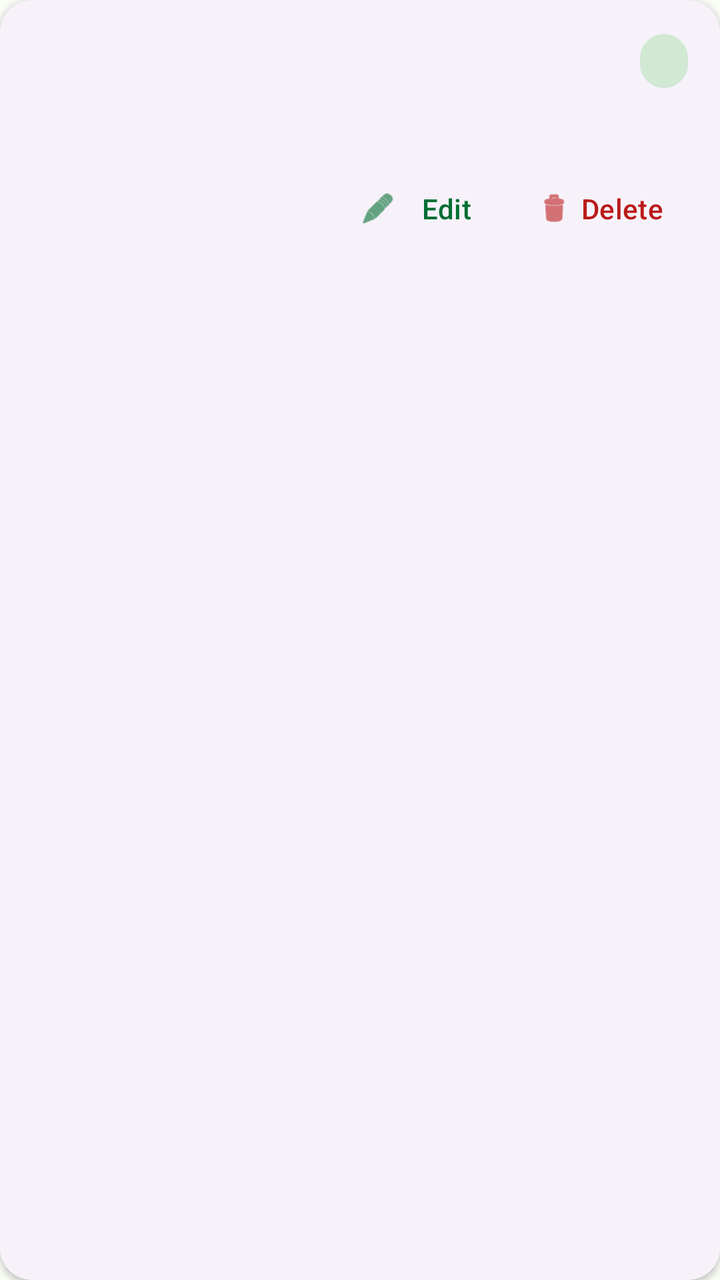
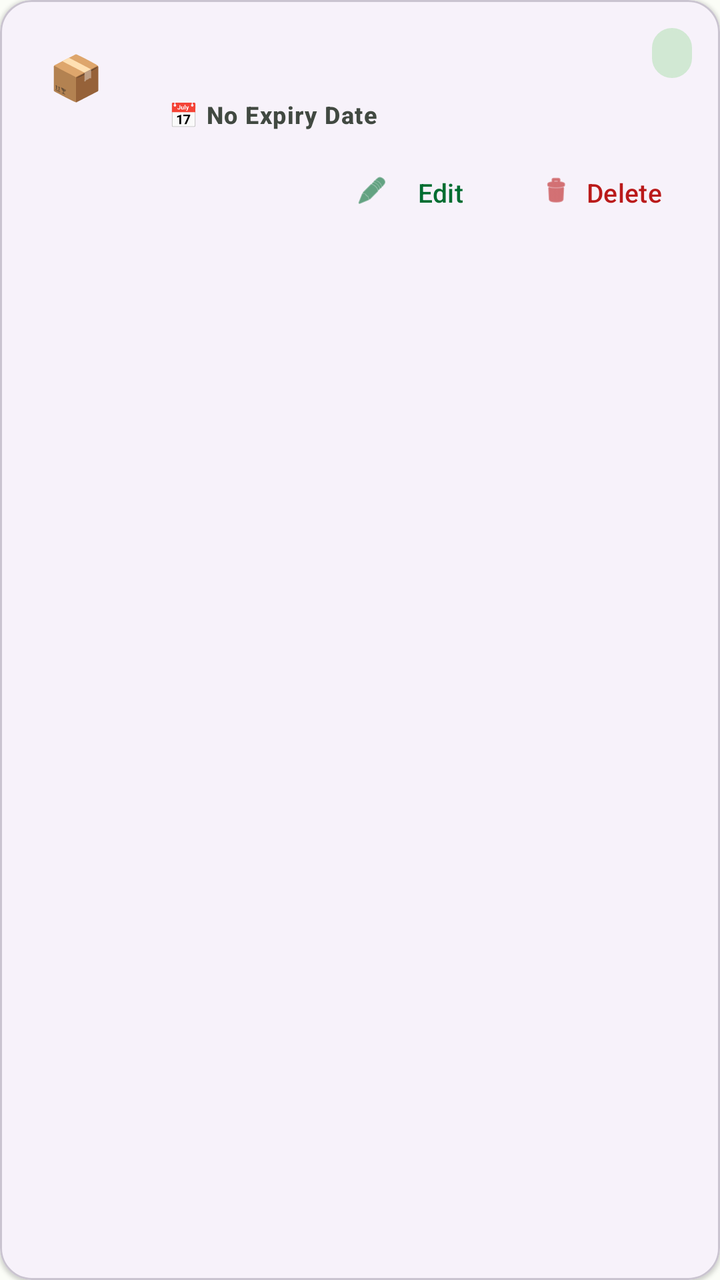

Two renders of the same Android screen: before a commit and after it. Below are the layout's source before the change and the commit's diff.
<!-- AndroidManifest.xml: application theme Theme.SmartPantry -->
<!-- res/layout/row_pantry_item.xml -->
<?xml version="1.0" encoding="utf-8"?>
<com.google.android.material.card.MaterialCardView xmlns:android="http://schemas.android.com/apk/res/android"
    xmlns:app="http://schemas.android.com/apk/res-auto"
    android:layout_width="match_parent"
    android:layout_height="wrap_content"
    android:layout_marginStart="16dp"
    android:layout_marginTop="8dp"
    android:layout_marginEnd="16dp"
    android:layout_marginBottom="8dp"
    app:cardCornerRadius="16dp"
    app:cardElevation="2dp"
    app:strokeWidth="0dp">

    <LinearLayout
        android:layout_width="match_parent"
        android:layout_height="wrap_content"
        android:orientation="vertical"
        android:padding="16dp">

        <LinearLayout
            android:layout_width="match_parent"
            android:layout_height="wrap_content"
            android:gravity="center_vertical"
            android:orientation="horizontal">

            <TextView
                android:id="@+id/itemName"
                android:layout_width="0dp"
                android:layout_height="wrap_content"
                android:layout_weight="1"
                android:textAppearance="?attr/textAppearanceTitleLarge"
                android:textColor="?attr/colorPrimary"
                android:textStyle="bold" />

            <TextView
                android:id="@+id/itemBadge"
                android:layout_width="wrap_content"
                android:layout_height="wrap_content"
                android:background="@drawable/bg_badge"
                android:backgroundTint="?attr/colorSecondaryContainer"
                android:paddingStart="12dp"
                android:paddingTop="4dp"
                android:paddingEnd="12dp"
                android:paddingBottom="4dp"
                android:textColor="?attr/colorOnSecondaryContainer"
                android:textAppearance="?attr/textAppearanceLabelLarge"
                android:textStyle="bold" />
        </LinearLayout>

        <TextView
            android:id="@+id/itemDetails"
            android:layout_width="match_parent"
            android:layout_height="wrap_content"
            android:layout_marginTop="4dp"
            android:textAppearance="?attr/textAppearanceBodyMedium"
            android:textColor="?attr/colorOnSurfaceVariant" />

        <LinearLayout
            android:layout_width="match_parent"
            android:layout_height="wrap_content"
            android:layout_marginTop="12dp"
            android:gravity="end"
            android:orientation="horizontal">

            <com.google.android.material.button.MaterialButton
                android:id="@+id/editButton"
                style="@style/Widget.Material3.Button.TextButton"
                android:layout_width="wrap_content"
                android:layout_height="wrap_content"
                android:text="Edit"
                app:icon="@android:drawable/ic_menu_edit" />

            <com.google.android.material.button.MaterialButton
                android:id="@+id/deleteButton"
                style="@style/Widget.Material3.Button.TextButton"
                android:layout_width="wrap_content"
                android:layout_height="wrap_content"
                android:text="Delete"
                android:textColor="?attr/colorError"
                app:icon="@android:drawable/ic_menu_delete"
                app:iconTint="?attr/colorError" />
        </LinearLayout>
    </LinearLayout>
</com.google.android.material.card.MaterialCardView>
<!-- resources referenced by this layout -->
<resources>
  <!-- drawable bg_badge (drawable) -->
  <?xml version="1.0" encoding="utf-8"?>
  <shape xmlns:android="http://schemas.android.com/apk/res/android"
      android:shape="rectangle">
      <solid android:color="@color/green_light" />
      <corners android:radius="16dp" />
      <stroke android:width="1dp" android:color="@color/green_primary" />
  </shape>
  <style name="Theme.SmartPantry" parent="Theme.Material3.DayNight.NoActionBar">
          <item name="colorPrimary">@color/primary</item>
          <item name="colorOnPrimary">@color/onPrimary</item>
          <item name="colorPrimaryContainer">@color/primaryContainer</item>
          <item name="colorOnPrimaryContainer">@color/onPrimaryContainer</item>
  
          <item name="colorSecondary">@color/secondary</item>
          <item name="colorOnSecondary">@color/onSecondary</item>
          <item name="colorSecondaryContainer">@color/secondaryContainer</item>
          <item name="colorOnSecondaryContainer">@color/onSecondaryContainer</item>
  
          <item name="colorSurface">@color/surface</item>
          <item name="colorOnSurface">@color/onSurface</item>
          <item name="colorSurfaceVariant">@color/surfaceVariant</item>
          <item name="colorOnSurfaceVariant">@color/onSurfaceVariant</item>
          <item name="colorOutline">@color/outline</item>
          <item name="colorError">@color/error</item>
          <item name="colorOnError">@color/onError</item>
  
          <item name="android:windowBackground">@color/surface</item>
          <item name="android:textColorPrimary">@color/onSurface</item>
  
          <item name="toolbarStyle">@style/Widget.Material3.Toolbar</item>
          <item name="materialCardViewStyle">@style/Widget.Material3.CardView.Elevated</item>
  
          
          <item name="android:textColorSecondary">@color/onSurfaceVariant</item>
          <item name="editTextColor">@color/onSurface</item>
          <item name="android:editTextColor">@color/onSurface</item>
      </style>
  <color name="green_light">#97F7AA</color>
  <color name="green_primary">#006D31</color>
  <color name="primary">#006D31</color>
  <color name="onPrimary">#FFFFFF</color>
  <color name="primaryContainer">#97F7AA</color>
  <color name="onPrimaryContainer">#00210A</color>
  <color name="secondary">#4F6352</color>
  <color name="onSecondary">#FFFFFF</color>
  <color name="secondaryContainer">#D1E8D3</color>
  <color name="onSecondaryContainer">#0C1F12</color>
  <color name="surface">#FBFDF7</color>
  <color name="onSurface">#191C1A</color>
  <color name="surfaceVariant">#DDE5DB</color>
  <color name="onSurfaceVariant">#414941</color>
  <color name="outline">#717971</color>
  <color name="error">#BA1A1A</color>
  <color name="onError">#FFFFFF</color>
</resources>

<!-- the commit's change to res/layout/row_pantry_item.xml (unified diff, before → after) -->
@@ -4,81 +4,142 @@
     android:layout_width="match_parent"
     android:layout_height="wrap_content"
     android:layout_marginStart="16dp"
-    android:layout_marginTop="8dp"
+    android:layout_marginTop="6dp"
     android:layout_marginEnd="16dp"
-    android:layout_marginBottom="8dp"
+    android:layout_marginBottom="6dp"
     app:cardCornerRadius="16dp"
-    app:cardElevation="2dp"
-    app:strokeWidth="0dp">
+    app:cardElevation="1dp"
+    app:strokeColor="?attr/colorOutlineVariant"
+    app:strokeWidth="1dp">
 
     <LinearLayout
         android:layout_width="match_parent"
         android:layout_height="wrap_content"
-        android:orientation="vertical"
-        android:padding="16dp">
+        android:orientation="horizontal"
+        android:padding="14dp">
 
-        <LinearLayout
-            android:layout_width="match_parent"
-            android:layout_height="wrap_content"
-            android:gravity="center_vertical"
-            android:orientation="horizontal">
+        
+        <FrameLayout
+            android:id="@+id/itemAvatarContainer"
+            android:layout_width="48dp"
+            android:layout_height="48dp"
+            android:layout_gravity="top"
+            android:background="@drawable/bg_avatar_circle">
 
             <TextView
-                android:id="@+id/itemName"
-                android:layout_width="0dp"
-                android:layout_height="wrap_content"
-                android:layout_weight="1"
-                android:textAppearance="?attr/textAppearanceTitleLarge"
-                android:textColor="?attr/colorPrimary"
-                android:textStyle="bold" />
-
-            <TextView
-                android:id="@+id/itemBadge"
+                android:id="@+id/itemCategoryIcon"
                 android:layout_width="wrap_content"
                 android:layout_height="wrap_content"
-                android:background="@drawable/bg_badge"
-                android:backgroundTint="?attr/colorSecondaryContainer"
-                android:paddingStart="12dp"
-                android:paddingTop="4dp"
-                android:paddingEnd="12dp"
-                android:paddingBottom="4dp"
-                android:textColor="?attr/colorOnSecondaryContainer"
-                android:textAppearance="?attr/textAppearanceLabelLarge"
-                android:textStyle="bold" />
-        </LinearLayout>
+                android:layout_gravity="center"
+                android:text="📦"
+                android:textSize="22sp" />
+        </FrameLayout>
 
-        <TextView
-            android:id="@+id/itemDetails"
-            android:layout_width="match_parent"
+        
+        <LinearLayout
+            android:layout_width="0dp"
             android:layout_height="wrap_content"
-            android:layout_marginTop="4dp"
-            android:textAppearance="?attr/textAppearanceBodyMedium"
-            android:textColor="?attr/colorOnSurfaceVariant" />
+            android:layout_marginStart="12dp"
+            android:layout_weight="1"
+            android:orientation="vertical">
 
-        <LinearLayout
-            android:layout_width="match_parent"
-            android:layout_height="wrap_content"
-            android:layout_marginTop="12dp"
-            android:gravity="end"
-            android:orientation="horizontal">
+            
+            <LinearLayout
+                android:layout_width="match_parent"
+                android:layout_height="wrap_content"
+                android:gravity="center_vertical"
+                android:orientation="horizontal">
 
-            <com.google.android.material.button.MaterialButton
-                android:id="@+id/editButton"
-                style="@style/Widget.Material3.Button.TextButton"
-                android:layout_width="wrap_content"
+                <TextView
+                    android:id="@+id/itemName"
+                    android:layout_width="0dp"
+                    android:layout_height="wrap_content"
+                    android:layout_weight="1"
+                    android:ellipsize="end"
+                    android:maxLines="1"
+                    android:textAppearance="?attr/textAppearanceTitleMedium"
+                    android:textColor="?attr/colorOnSurface"
+                    android:textStyle="bold" />
+
+                <TextView
+                    android:id="@+id/itemBadge"
+                    android:layout_width="wrap_content"
+                    android:layout_height="wrap_content"
+                    android:layout_marginStart="8dp"
+                    android:background="@drawable/bg_badge"
+                    android:backgroundTint="?attr/colorSecondaryContainer"
+                    android:paddingStart="10dp"
+                    android:paddingTop="3dp"
+                    android:paddingEnd="10dp"
+                    android:paddingBottom="3dp"
+                    android:textAppearance="?attr/textAppearanceLabelLarge"
+                    android:textColor="?attr/colorOnSecondaryContainer"
+                    android:textStyle="bold" />
+            </LinearLayout>
+
+            
+            <LinearLayout
+                android:layout_width="match_parent"
                 android:layout_height="wrap_content"
-                android:text="Edit"
-                app:icon="@android:drawable/ic_menu_edit" />
+                android:layout_marginTop="6dp"
+                android:orientation="horizontal">
 
-            <com.google.android.material.button.MaterialButton
-                android:id="@+id/deleteButton"
-                style="@style/Widget.Material3.Button.TextButton"
-                android:layout_width="wrap_content"
+                <TextView
+                    android:id="@+id/expiryBadge"
+                    android:layout_width="wrap_content"
+                    android:layout_height="wrap_content"
+                    android:background="@drawable/bg_status_badge"
+                    android:paddingStart="10dp"
+                    android:paddingTop="4dp"
+                    android:paddingEnd="10dp"
+                    android:paddingBottom="4dp"
+                    android:text="📅 No Expiry Date"
+                    android:textAppearance="?attr/textAppearanceLabelMedium"
+                    android:textColor="?attr/colorOnSurfaceVariant"
+                    android:textStyle="bold" />
+            </LinearLayout>
+
+            
+            <LinearLayout
+                android:layout_width="match_parent"
                 android:layout_height="wrap_content"
-                android:text="Delete"
-                android:textColor="?attr/colorError"
-                app:icon="@android:drawable/ic_menu_delete"
-                app:iconTint="?attr/colorError" />
+                android:layout_marginTop="8dp"
+                android:gravity="end|center_vertical"
+                android:orientation="horizontal">
+
+                <com.google.android.material.button.MaterialButton
+                    android:id="@+id/editButton"
+                    style="@style/Widget.Material3.Button.TextButton"
+                    android:layout_width="wrap_content"
+                    android:layout_height="36dp"
+                    android:minHeight="36dp"
+                    android:paddingStart="10dp"
+                    android:paddingEnd="10dp"
+                    android:text="Edit"
+                    android:textSize="13sp"
+                    app:icon="@android:drawable/ic_menu_edit"
+                    app:iconPadding="4dp"
+                    app:iconSize="16dp" />
+
+                <com.google.android.material.button.MaterialButton
+                    android:id="@+id/deleteButton"
+                    style="@style/Widget.Material3.Button.TextButton"
+                    android:layout_width="wrap_content"
+                    android:layout_height="36dp"
+                    android:layout_marginStart="4dp"
+                    android:minHeight="36dp"
+                    android:paddingStart="10dp"
+                    android:paddingEnd="10dp"
+                    android:text="Delete"
+                    android:textColor="?attr/colorError"
+                    android:textSize="13sp"
+                    app:icon="@android:drawable/ic_menu_delete"
+                    app:iconPadding="4dp"
+                    app:iconSize="16dp"
+                    app:iconTint="?attr/colorError" />
+            </LinearLayout>
+
         </LinearLayout>
     </LinearLayout>
+
 </com.google.android.material.card.MaterialCardView>
